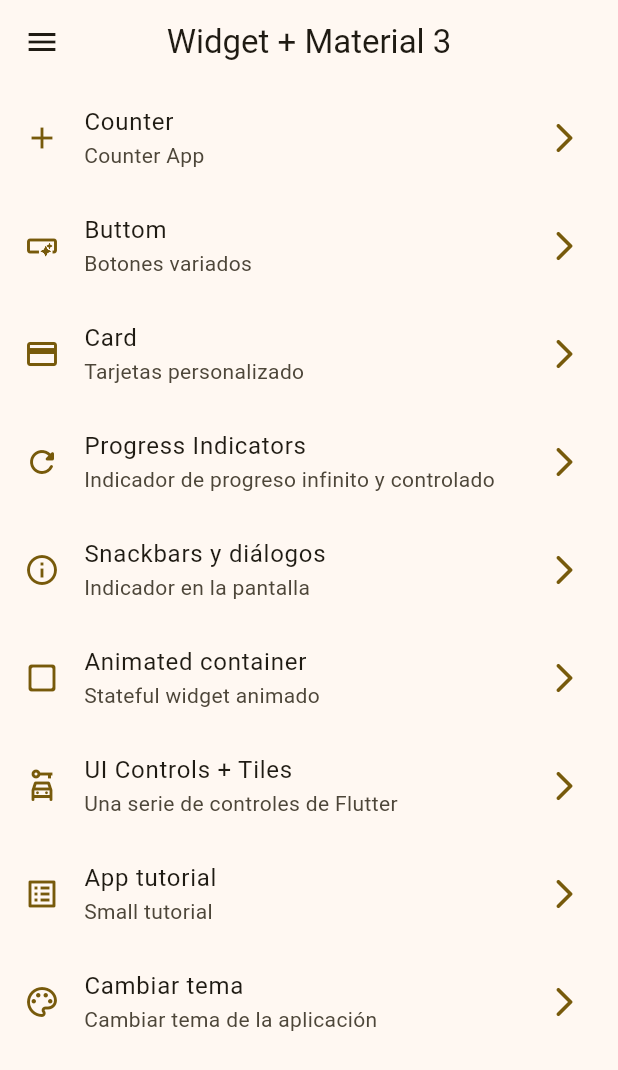
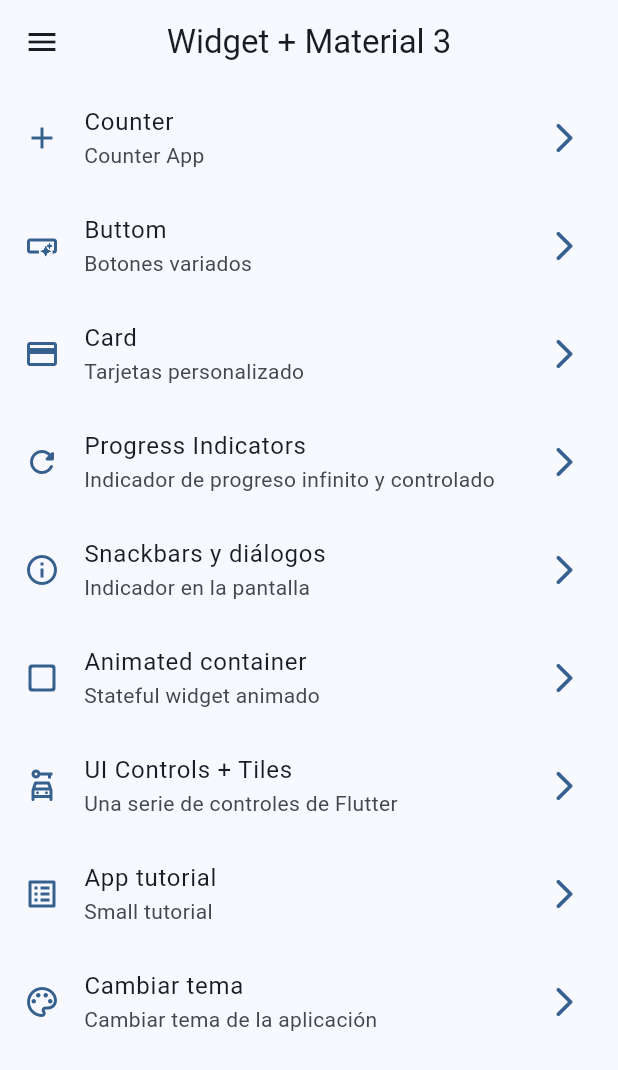
Before and after one commit to radamantis200/widgets_app, a Flutter app: the screen it shows after launch, on a phone screen of 412 x 824 dp. Shown: the top 1070 px of the screen. Run offline on Flutter 3.47's test engine with Material 2 defaults, Android fonts, the phone set to English and light mode, and no system bars; our stand-ins replace animate_do, flutter_riverpod, go_router, riverpod_annotation; generated files the repository leaves out were written again.

Commit message:
change listColors add variable selectedColor add variable isDarkMode

```diff
--- a/lib/config/theme/app_theme.dart
+++ b/lib/config/theme/app_theme.dart
@@ -1,20 +1,36 @@
 import 'package:flutter/material.dart';
 
-List<Color> colors = [
-  Colors.amber,
-  Colors.amberAccent,
-  Colors.black,
-  Colors.pink
+List<Color> listColors = [
+  Colors.blue,
+  Colors.teal,
+  Colors.green,
+  Colors.red,
+  Colors.purple,
+  Colors.red,
+  Colors.purple,
+  Colors.deepPurple,
+  Colors.orange,
+  Colors.pink,
+  Colors.pinkAccent
 ];
 
 class AppTheme {
   final int seletectColor;
-  AppTheme({this.seletectColor = 0})
+  final bool isDarkMode;
+  AppTheme({this.isDarkMode = false, this.seletectColor = 0})
       : assert(seletectColor >= 0, 'Selected Color must be greater then 0'),
-        assert(seletectColor < colors.length,
-            'Selected color mustt be less or equal then ${colors.length - 1}');
+        assert(seletectColor < listColors.length,
+            'Selected color mustt be less or equal then ${listColors.length - 1}');
   ThemeData getTheme() => ThemeData(
-      colorSchemeSeed: colors[seletectColor],
+      brightness: isDarkMode ? Brightness.dark : Brightness.light,
+      colorSchemeSeed: listColors[seletectColor],
       useMaterial3: true,
       appBarTheme: const AppBarTheme(centerTitle: true));
+
+  AppTheme copyWith({int? seletectColor, bool? isDarkMode}) {
+    return AppTheme(
+      seletectColor: seletectColor ?? this.seletectColor,
+      isDarkMode: isDarkMode ?? this.isDarkMode,
+    );
+  }
 }
```
